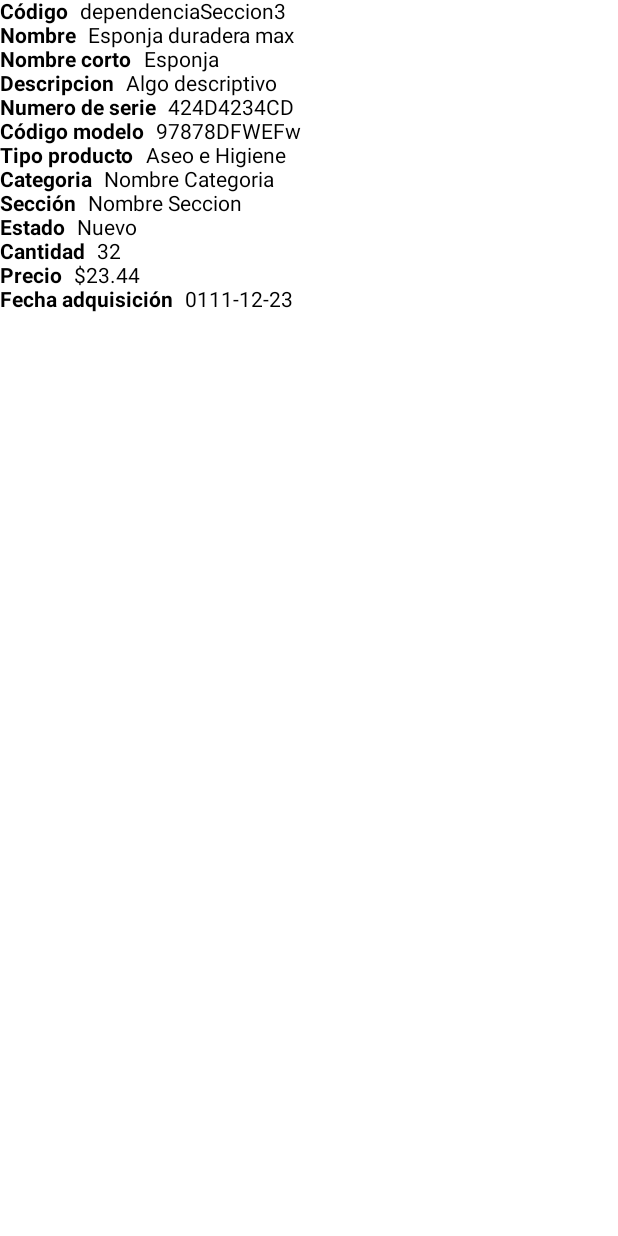
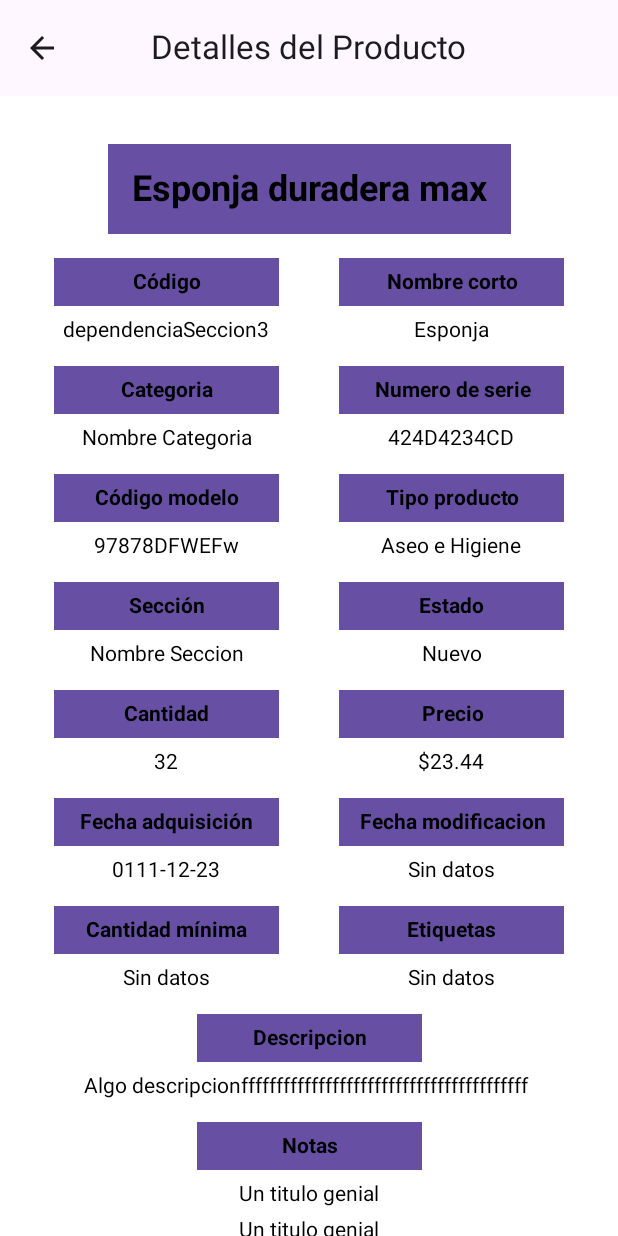
Before and after one commit to Danicorsan/Katherine_Johnson, an Android app built with Jetpack Compose: the @Preview function PantallaDetallesProducto, on a phone screen of 412 x 824 dp. Run offline under Robolectric (Android 15) with nearby library versions, the light colour scheme and no system bars.

Commit message:
feature: Añadido prototipo de pantalla de detalles de producto

```diff
--- a/domain/inventory/src/main/java/app/domain/invoicing/product/Producto.kt
+++ b/domain/inventory/src/main/java/app/domain/invoicing/product/Producto.kt
@@ -31,6 +31,9 @@ data class Producto(
 {
     private var _alarmaStockMinimo = AlarmaProducto.StockMinimo(this)
 
+    val AlarmaStockMinimo : AlarmaProducto.StockMinimo
+        get() = _alarmaStockMinimo
+
     val id : UInt?
         get() = _id
 
--- a/domain/inventory/src/main/java/app/domain/invoicing/product/complements/tags/Etiqueta.kt
+++ b/domain/inventory/src/main/java/app/domain/invoicing/product/complements/tags/Etiqueta.kt
@@ -1,9 +1,13 @@
 package app.domain.invoicing.product.complements.tags
 
 data class Etiqueta(
-    val etiqueta : String,
+    val contenido : String,
 ){
     fun equals(etiqueta: Etiqueta, ignoreCase : Boolean = false) : Boolean{
-        return this.etiqueta.equals(etiqueta.etiqueta, ignoreCase)
+        return this.contenido.equals(etiqueta.contenido, ignoreCase)
+    }
+
+    override fun toString(): String {
+        return contenido
     }
 }
--- a/domain/inventory/src/main/java/app/domain/invoicing/product/complements/tags/Etiquetas.kt
+++ b/domain/inventory/src/main/java/app/domain/invoicing/product/complements/tags/Etiquetas.kt
@@ -1,10 +1,21 @@
 package app.domain.invoicing.product.complements.tags
 
-import app.domain.invoicing.product.complements.notes.Nota
 
-class Etiquetas(listaEtiquetas: Iterable<Etiqueta>? = null) : Iterable<Etiqueta> {
-    val size : Int
+class Etiquetas(listaEtiquetas: Iterable<Etiqueta>? = null) : Iterable<Etiqueta>, Collection<Etiqueta> {
+    override val size : Int
         get() = listaEtiquetas.size
+
+    override fun isEmpty(): Boolean {
+        return listaEtiquetas.isEmpty()
+    }
+
+    override fun containsAll(elements: Collection<Etiqueta>): Boolean {
+        return listaEtiquetas.containsAll(elements)
+    }
+
+    override fun contains(element: Etiqueta): Boolean {
+        return listaEtiquetas.contains(element)
+    }
 
     val listaEtiquetas : MutableList<Etiqueta> = listaEtiquetas?.toMutableList() ?: emptyList<Etiqueta>().toMutableList()
 
@@ -30,5 +41,8 @@ class Etiquetas(listaEtiquetas: Iterable<Etiqueta>? = null) : Iterable<Etiqueta>
         listaEtiquetas.removeAt(indiceNota)
     }
 
+    override fun toString(): String {
+        return listaEtiquetas.joinToString(", ")
+    }
 
 }
--- /dev/null
+++ b/features/productdetail/src/main/java/app/features/productdetail/ui/Components.kt
@@ -0,0 +1,61 @@
+package app.features.productdetail.ui
+
+import androidx.compose.foundation.layout.Column
+import androidx.compose.foundation.layout.Row
+import androidx.compose.runtime.Composable
+import androidx.compose.ui.Alignment
+import androidx.compose.ui.Modifier
+import androidx.compose.ui.res.stringResource
+import app.base.ui.composables.SmallSpace
+import app.domain.invoicing.product.EstadoProducto
+import app.features.productdetail.R
+
+@Composable
+fun DetallesProductoColumna(modifier: Modifier = Modifier, tipoDato : String, dato : String?){
+    Column (
+        modifier = modifier,
+        horizontalAlignment = Alignment.CenterHorizontally
+    ){
+        TextoEtiqueta(texto = tipoDato)
+        SmallSpace()
+        dato?.let {
+            TextoInformativo(texto = dato)
+        } ?: TextoInformativo(texto = stringResource(R.string.campo_sin_valor))
+    }
+}
+
+@Composable
+fun DetallesProductoColumna(modifier: Modifier = Modifier, tipoDato : String, estado : EstadoProducto){
+    val textoMostrar = when(estado){
+        EstadoProducto.new -> stringResource(R.string.estado_producto_nuevo_texto)
+        EstadoProducto.modified -> stringResource(R.string.estado_producto_modificado_texto)
+        EstadoProducto.verified -> stringResource(R.string.estado_producto_verificado_texto)
+    }
+
+    DetallesProductoColumna(tipoDato = tipoDato, dato = textoMostrar)
+}
+
+@Composable
+fun DetallesProductoColumna(modifier: Modifier = Modifier, tipoDato : String, contenido : @Composable () -> Unit){
+    Column (
+        modifier = modifier,
+        horizontalAlignment = Alignment.CenterHorizontally
+    ){
+        TextoEtiqueta(texto = tipoDato)
+        SmallSpace()
+        contenido.invoke()
+    }
+}
+
+@Composable
+fun MeterEnFila(
+    detalleProducto1 : @Composable () -> Unit,
+    detalleProducto2: @Composable () -> Unit
+){
+    Row(
+    ) {
+        detalleProducto1()
+        LargeSpace()
+        detalleProducto2()
+    }
+}
--- /dev/null
+++ b/features/productdetail/src/main/java/app/features/productdetail/ui/Composables.kt
@@ -0,0 +1,116 @@
+package app.features.productdetail.ui
+
+import androidx.compose.foundation.background
+import androidx.compose.foundation.layout.Box
+import androidx.compose.foundation.layout.Spacer
+import androidx.compose.foundation.layout.padding
+import androidx.compose.foundation.layout.size
+import androidx.compose.foundation.layout.width
+import androidx.compose.foundation.lazy.LazyRow
+import androidx.compose.foundation.lazy.items
+import androidx.compose.material.icons.Icons
+import androidx.compose.material.icons.automirrored.filled.ArrowBack
+import androidx.compose.material3.CenterAlignedTopAppBar
+import androidx.compose.material3.ExperimentalMaterial3Api
+import androidx.compose.material3.Icon
+import androidx.compose.material3.IconButton
+import androidx.compose.material3.MaterialTheme
+import androidx.compose.material3.Text
+import androidx.compose.runtime.Composable
+import androidx.compose.ui.Alignment
+import androidx.compose.ui.Modifier
+import androidx.compose.ui.text.font.FontStyle
+import androidx.compose.ui.text.font.FontWeight
+import androidx.compose.ui.text.style.TextAlign
+import androidx.compose.ui.unit.dp
+import androidx.compose.ui.unit.sp
+import app.base.ui.composables.MediumTitleText
+import app.base.ui.composables.Separations
+import app.base.ui.composables.TitleText
+
+
+@Composable
+fun TextoEtiqueta(modifier: Modifier = Modifier, texto : String){
+    CajaPastel(
+        modifier = Modifier.width(150.dp)
+    ) {
+        Text(
+            texto,
+            modifier = modifier.padding(Separations.Small),
+            fontWeight = FontWeight.Bold,
+            textAlign = TextAlign.Center
+        )
+    }
+}
+
+@Composable
+fun TextoTitulo(modifier: Modifier = Modifier , text: String){
+    CajaPastel(
+        modifier = modifier
+    ) {
+        TitleText(
+            text,
+            modifier = Modifier.padding(Separations.Medium))
+    }
+}
+
+@Composable
+fun TextoInformativo(
+    modifier : Modifier = Modifier,
+    texto: String){
+    Text(
+        texto,
+        modifier = modifier
+            .width(150.dp),
+        textAlign = TextAlign.Center
+    )
+}
+
+@OptIn(ExperimentalMaterial3Api::class)
+@Composable
+fun Appbar(modifier: Modifier = Modifier, titleText : String, accionNavegacion : () -> Unit = {}){
+    CenterAlignedTopAppBar(
+        title = {
+            Text(text = titleText)
+        },
+        navigationIcon = {
+            IconButton(onClick = accionNavegacion) {
+                Icon(Icons.AutoMirrored.Filled.ArrowBack, contentDescription = "Volver")
+            }
+        },
+    )
+}
+
+@Composable
+fun LargeSpace(){
+    Spacer(modifier = Modifier.size(40.dp))
+}
+
+@Composable
+fun CajaPastel(modifier: Modifier = Modifier, contenido : @Composable () -> Unit){
+    Box(
+        modifier = modifier.background(MaterialTheme.colorScheme.primary),
+        contentAlignment = Alignment.Center
+    ){
+        contenido.invoke()
+    }
+}
+
+@Composable
+fun TextoDescripcion(modifier: Modifier = Modifier, contenido : String){
+    Text(
+        contenido,
+        modifier = Modifier.width(300.dp)
+    )
+}
+
+@Composable
+fun <T> FilaDeContenidoScrolleable(
+    listaDeObjetos : Iterable<T>,
+    formaDeMostrar : @Composable (objeto : T) -> Unit){
+    LazyRow {
+        items(listaDeObjetos.toList()){
+                objetoAMostrar -> formaDeMostrar.invoke(objetoAMostrar)
+        }
+    }
+}
--- a/features/productdetail/src/main/java/app/features/productdetail/ui/productdetailview.kt
+++ b/features/productdetail/src/main/java/app/features/productdetail/ui/productdetailview.kt
@@ -1,24 +1,34 @@
 package app.features.productdetail.ui
 
 import androidx.compose.foundation.layout.Column
-import androidx.compose.foundation.layout.Row
 import androidx.compose.foundation.layout.fillMaxSize
+import androidx.compose.foundation.layout.padding
+import androidx.compose.foundation.layout.width
+import androidx.compose.foundation.lazy.LazyRow
+import androidx.compose.foundation.lazy.items
+import androidx.compose.foundation.rememberScrollState
+import androidx.compose.foundation.verticalScroll
 import androidx.compose.material3.Text
 import androidx.compose.runtime.Composable
+import androidx.compose.ui.Alignment
 import androidx.compose.ui.Modifier
 import androidx.compose.ui.res.stringResource
-import androidx.compose.ui.text.font.FontWeight
 import androidx.compose.ui.tooling.preview.Preview
+import androidx.compose.ui.unit.dp
+import app.base.ui.composables.MediumSpace
+import app.base.ui.composables.Separations
 import app.base.ui.composables.SmallSpace
+import app.base.ui.composables.TitleText
 import app.base.utils.toCurrency
 import app.domain.invoicing.product.EstadoProducto
 import app.domain.invoicing.product.Producto
 import app.domain.invoicing.product.classHolders.ICategoria
 import app.domain.invoicing.product.classHolders.ISeccion
+import app.domain.invoicing.product.complements.notes.Nota
 import app.features.productdetail.R
 import kotlinx.datetime.LocalDate
 
-@Preview(showSystemUi = true)
+@Preview(showBackground = true)
 @Composable
 fun PantallaDetallesProducto(){
     val categoria = object : ICategoria {
@@ -33,7 +43,7 @@ fun PantallaDetallesProducto(){
         codigo = "dependenciaSeccion3",
         nombre = "Esponja duradera max",
         nombreCorto = "Esponja",
-        descripcion = "Algo descriptivo",
+        descripcion = "Algo descripcionfffffffffffffffffffffffffffffffffffffffff",
         numeroSerie = "424D4234CD",
         codigoModelo = "97878DFWEFw",
         tipoProducto = "Aseo e Higiene",
@@ -42,98 +52,124 @@ fun PantallaDetallesProducto(){
         estado = EstadoProducto.new,
         _cantidad = 32u,
         precio = 23.44,
-        fechaAdquisicion = LocalDate(111,12,23)
+        fechaAdquisicion = LocalDate(111,12,23),
     )
+    producto.notas.añadir(Nota("Un titulo genial", "Un cuerpo muy pobreeeeee"))
     ContenidoDetallesProducto(Modifier, producto)
 }
 
 @Composable
 private fun ContenidoDetallesProducto(modifier: Modifier, producto : Producto){
-    Column(
-        modifier = modifier.fillMaxSize()
-    ){
-        DetallesProductoHorizontal(
-            tipoDato = stringResource(R.string.codigo_etiqueta), dato = producto.codigo
-        )
 
-        DetallesProductoHorizontal(
-            tipoDato = stringResource(R.string.nombre_etiqueta), dato = producto.nombre
-        )
-
-        DetallesProductoHorizontal(
-            tipoDato = stringResource(R.string.nombre_corto_etiqueta), dato = producto.nombreCorto
-        )
-
-        DetallesProductoHorizontal(
-            tipoDato = stringResource(R.string.descripcion_etiqueta), dato =  producto.descripcion
-        )
-
-        DetallesProductoHorizontal(
-            tipoDato = stringResource(R.string.numero_serie_etiqueta), dato = producto.numeroSerie
-        )
-
-        DetallesProductoHorizontal(
-            tipoDato = stringResource(R.string.codigo_modelo_etiqueta), dato = producto.codigoModelo
-        )
-
-        DetallesProductoHorizontal(
-            tipoDato = stringResource(R.string.tipo_producto_etiqueta), dato = producto.tipoProducto
-        )
-
-        DetallesProductoHorizontal(
-            tipoDato = stringResource(R.string.categoria_etiqueta), dato = producto.categoria.nombre
-        )
-
-        DetallesProductoHorizontal(
-            tipoDato = stringResource(R.string.seccion_etiqueta), dato = producto.seccion.nombreSeccion
-        )
-
-       DetallesProductoHorizontal(
-            tipoDato = stringResource(R.string.estado_etiqueta), estado = producto.estado
-        )
-
-        DetallesProductoHorizontal(
-            tipoDato = stringResource(R.string.cantidad_etiqueta), dato = producto.cantidad.toString()
-        )
-
-        DetallesProductoHorizontal(
-            tipoDato = stringResource(R.string.precio_etiqueta), dato = producto.precio.toCurrency()
-        )
-
-
-        DetallesProductoHorizontal(
-            tipoDato = stringResource(R.string.fecha_adquisicion_etiqueta), dato = producto.fechaAdquisicion.toString()
-        )
+    Column {
+        Appbar(titleText = stringResource(R.string.titulo_appbar))
+        ColumnaDeContenidoScroleable(modifier = modifier ,producto = producto)
     }
 }
 
-@Composable fun DetallesProductoHorizontal(modifier: Modifier = Modifier, tipoDato : String, dato : String?){
-    dato?.let {
-        Row(modifier = modifier){
-            Text(
-                tipoDato,
-                fontWeight = FontWeight.Bold
-            )
-            SmallSpace()
-            Text(dato)
+@Composable
+fun ColumnaDeContenidoScroleable(modifier: Modifier = Modifier, producto: Producto){
+    Column(
+        modifier = modifier
+            .fillMaxSize()
+            .verticalScroll(rememberScrollState())
+            .padding(top = Separations.Medium),
+        horizontalAlignment = Alignment.CenterHorizontally,
+
+        ){
+
+        TextoTitulo(modifier.padding(Separations.Medium), producto.nombre)
+
+        MeterEnFila(
+            {DetallesProductoColumna(
+                tipoDato = stringResource(R.string.codigo_etiqueta), dato = producto.codigo
+            )},
+            {DetallesProductoColumna(
+                tipoDato = stringResource(R.string.nombre_corto_etiqueta), dato = producto.nombreCorto
+            )}
+        )
+        MediumSpace()
+        MeterEnFila(
+            { DetallesProductoColumna(
+                tipoDato = stringResource(R.string.categoria_etiqueta), dato = producto.categoria.nombre
+            )},
+            {DetallesProductoColumna(
+                tipoDato = stringResource(R.string.numero_serie_etiqueta), dato = producto.numeroSerie
+            )}
+        )
+
+        MediumSpace()
+        MeterEnFila(
+            {DetallesProductoColumna(
+                tipoDato = stringResource(R.string.codigo_modelo_etiqueta), dato = producto.codigoModelo
+            )},
+            {DetallesProductoColumna(
+                tipoDato = stringResource(R.string.tipo_producto_etiqueta), dato = producto.tipoProducto
+            )}
+        )
+        MediumSpace()
+
+        MeterEnFila(
+            {DetallesProductoColumna(
+                tipoDato = stringResource(R.string.seccion_etiqueta), dato = producto.seccion.nombreSeccion
+            )},
+            {DetallesProductoColumna(
+                tipoDato = stringResource(R.string.estado_etiqueta), estado = producto.estado
+            )}
+        )
+        MediumSpace()
+        MeterEnFila(
+            {DetallesProductoColumna(
+                tipoDato = stringResource(R.string.cantidad_etiqueta), dato = producto.cantidad.toString()
+            )},
+            {DetallesProductoColumna(
+                tipoDato = stringResource(R.string.precio_etiqueta), dato = producto.precio.toCurrency()
+            )}
+        )
+        MediumSpace()
+        MeterEnFila(
+            {DetallesProductoColumna(
+                tipoDato = stringResource(R.string.fecha_adquisicion_etiqueta), dato = producto.fechaAdquisicion.toString()
+            )},
+            {DetallesProductoColumna(
+                tipoDato = stringResource(R.string.fecha_modificacion_etiqueta), dato = producto.fechaBaja?.toString()
+            )}
+        )
+        MediumSpace()
+        MeterEnFila(
+            {DetallesProductoColumna(
+                tipoDato = stringResource(R.string.stock_minimo_etiqueta), dato = producto.stockMinimo?.toString()
+            )},
+            {DetallesProductoColumna(
+                tipoDato = stringResource(R.string.etiquetas_etiqueta), dato = if (producto.etiquetas.isEmpty()) null else producto.etiquetas.toString()
+            )}
+        )
+        MediumSpace()
+        DetallesProductoColumna(
+            tipoDato = stringResource(R.string.descripcion_etiqueta)
+        ){
+            val contenidoAMostrar = when(producto.descripcion){
+                null -> stringResource(R.string.campo_sin_valor)
+                else -> producto.descripcion!!
+            }
+            TextoDescripcion(contenido = contenidoAMostrar)
+        }
+        MediumSpace()
+        DetallesProductoColumna(
+            tipoDato = stringResource(R.string.notas_etiqueta)
+        ){
+            FilaDeContenidoScrolleable(producto.notas) {
+                    nota -> MotrarNota(nota)
+            }
         }
     }
 }
 
 @Composable
-fun DetallesProductoHorizontal(modifier: Modifier = Modifier, tipoDato : String, estado : EstadoProducto){
-    val textoMostrar = when(estado){
-        EstadoProducto.new -> stringResource(R.string.estado_producto_nuevo_texto)
-        EstadoProducto.modified -> stringResource(R.string.estado_producto_modificado_texto)
-        EstadoProducto.verified -> stringResource(R.string.estado_producto_verificado_texto)
-    }
-
-    Row(modifier = modifier){
-        Text(
-            tipoDato,
-            fontWeight = FontWeight.Bold
-        )
+private fun MotrarNota(nota: Nota){
+    Column {
+        TextoInformativo(texto = nota.titulo)
         SmallSpace()
-        Text(textoMostrar)
+        TextoInformativo(texto = nota.titulo)
     }
 }
--- a/features/productdetail/src/main/res/values/strings.xml
+++ b/features/productdetail/src/main/res/values/strings.xml
@@ -1,5 +1,7 @@
 <?xml version="1.0" encoding="utf-8"?>
 <resources>
+    <string name="titulo_appbar">Detalles del Producto</string>
+    <string name="campo_sin_valor">Sin datos</string>
     <string name="codigo_etiqueta">Código</string>
     <string name="nombre_etiqueta">Nombre</string>
     <string name="nombre_corto_etiqueta">Nombre corto</string>
@@ -13,7 +15,11 @@
     <string name="cantidad_etiqueta">Cantidad</string>
     <string name="precio_etiqueta">Precio</string>
     <string name="fecha_adquisicion_etiqueta">Fecha adquisición</string>
+    <string name="fecha_modificacion_etiqueta">Fecha modificacion</string>
     <string name="estado_producto_nuevo_texto">Nuevo</string>
     <string name="estado_producto_modificado_texto">Modificado</string>
     <string name="estado_producto_verificado_texto">Verificado</string>
+    <string name="stock_minimo_etiqueta">Cantidad mínima</string>
+    <string name="etiquetas_etiqueta">Etiquetas</string>
+    <string name="notas_etiqueta">Notas</string>
 </resources>
```
Also changed, not shown: 9 other files.
